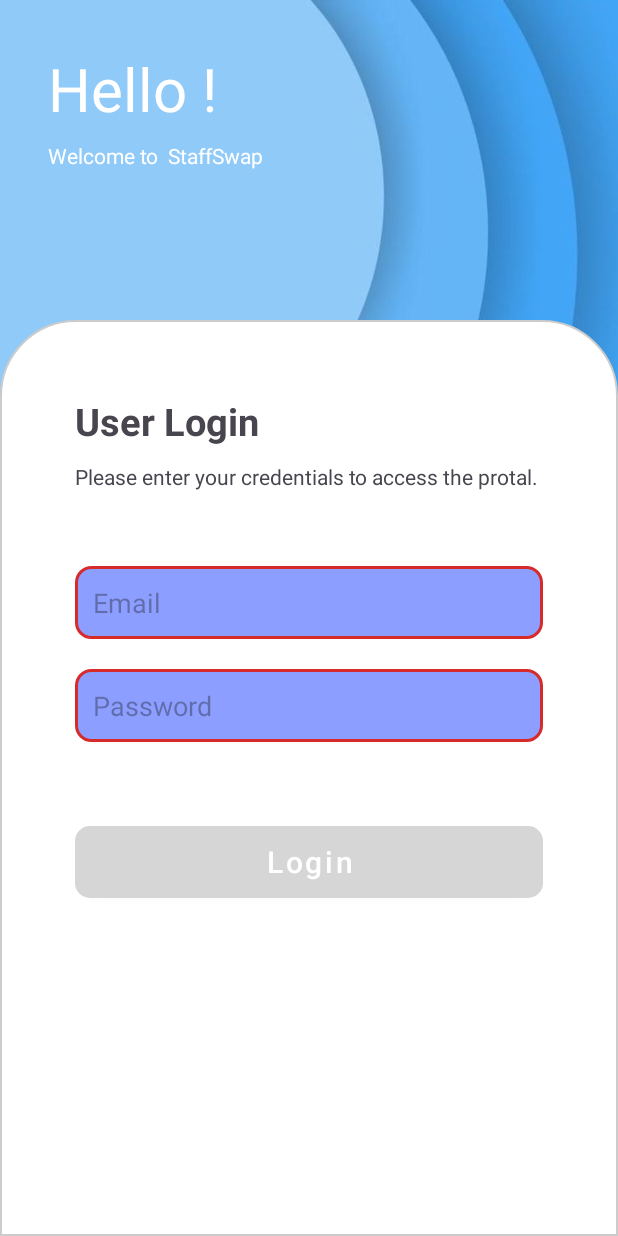
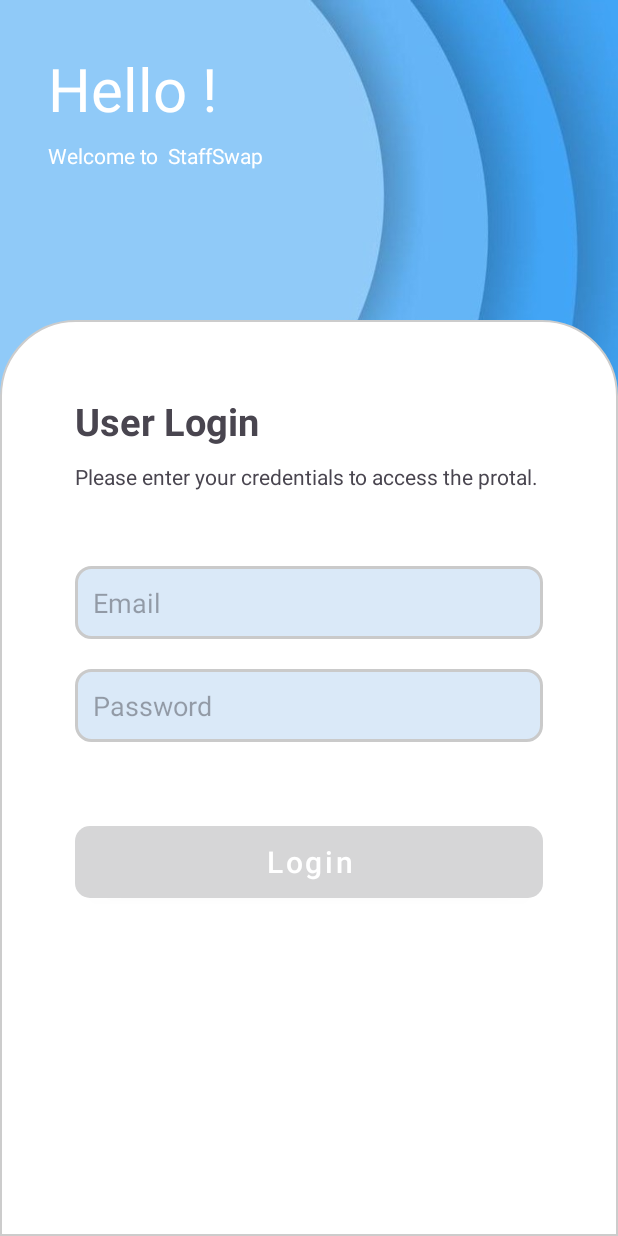
Before and after one commit to StaffSwap/AndroidApp, an Android app: the screen it shows after launch (UserLoginActivity), on a phone screen of 412 x 824 dp. Run offline under Robolectric (Android 15) with nearby library versions, the phone set to English and light mode, and no system bars.

Commit message:
update color and splash screen

```diff
--- a/StaffSwap/app/src/main/res/values/colors.xml
+++ b/StaffSwap/app/src/main/res/values/colors.xml
@@ -2,8 +2,8 @@
 <resources>
     <color name="black">#FF000000</color>
     <color name="white">#FFFFFFFF</color>
-    <color name="editTextbackground">#8C9EFF</color>
-    <color name="editTextBorder">#D72B2B</color>
+    <color name="editTextbackground">#FEDAE9F8</color>
+    <color name="editTextBorder">#CACACA</color>
 
 
     <color name="blue_1">#3674B5</color>
```
Also changed, not shown: StaffSwap/app/src/main/res/layout/activity_splash_screen.xml (indentation only).
